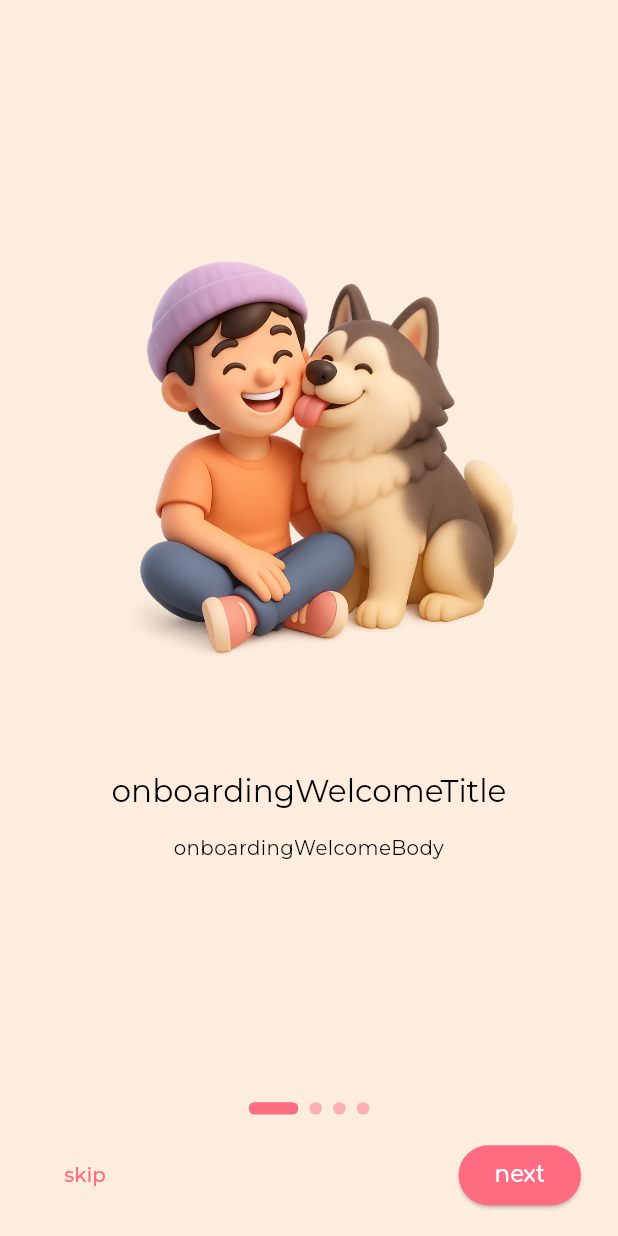
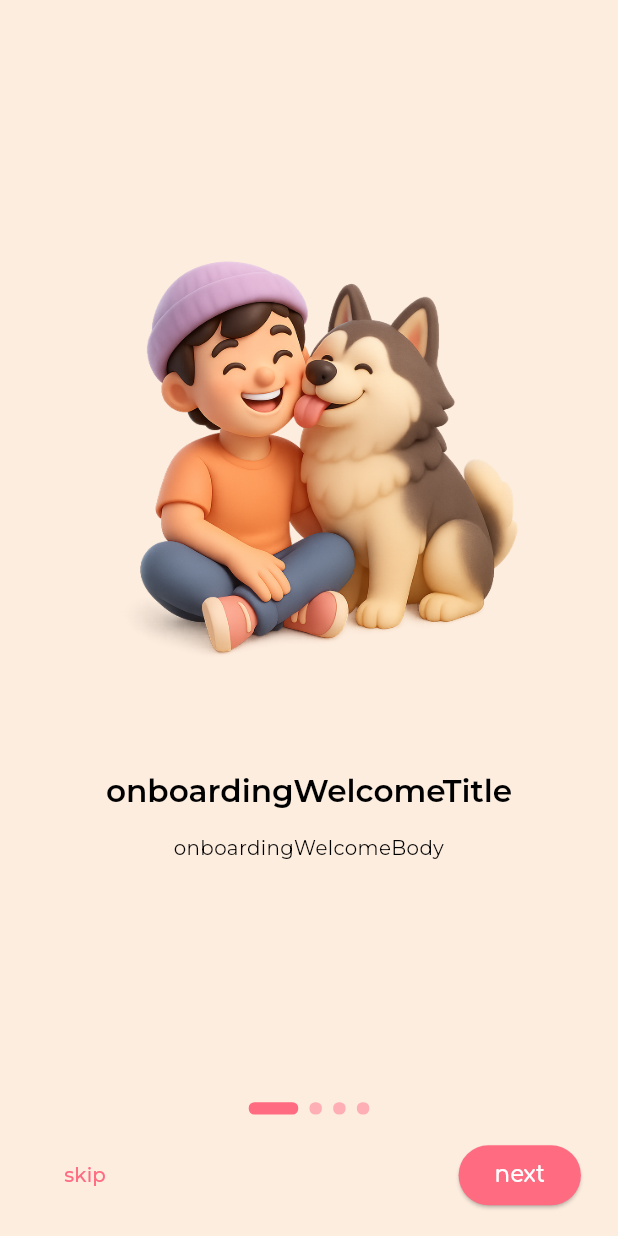
Before and after one commit to PettoORG/petto, a Flutter app: the screen it shows after launch, on a phone screen of 412 x 824 dp. Run offline on Flutter 3.47's test engine with Material 3 defaults, Android fonts, the phone set to English and light mode, and no system bars; our stand-ins replace cached_network_image, cloud_firestore, dartz, easy_localization, firebase_auth, firebase_core and 22 more; missing offline and left inert: image_picker_android, image_picker_platform_interface; accounts and stored records are empty; generated files the repository leaves out were written again.

Commit message:
pet onboarding finished

```diff
--- a/lib/app/theme/app_theme.dart
+++ b/lib/app/theme/app_theme.dart
@@ -72,14 +72,14 @@ class AppTheme {
             displaySmall: TextStyle(fontSize: 36.sp, fontWeight: FontWeight.w400),
 
             // Headline
-            headlineLarge: TextStyle(fontSize: 32.sp, fontWeight: FontWeight.w400),
-            headlineMedium: TextStyle(fontSize: 28.sp, fontWeight: FontWeight.w400),
-            headlineSmall: TextStyle(fontSize: 24.sp, fontWeight: FontWeight.w400),
+            headlineLarge: TextStyle(fontSize: 32.sp, fontWeight: FontWeight.w600),
+            headlineMedium: TextStyle(fontSize: 28.sp, fontWeight: FontWeight.w600),
+            headlineSmall: TextStyle(fontSize: 24.sp, fontWeight: FontWeight.w600),
 
             // Title
-            titleLarge: TextStyle(fontSize: 22.sp, fontWeight: FontWeight.w400),
-            titleMedium: TextStyle(fontSize: 16.sp, fontWeight: FontWeight.w500),
-            titleSmall: TextStyle(fontSize: 14.sp, fontWeight: FontWeight.w500),
+            titleLarge: TextStyle(fontSize: 22.sp, fontWeight: FontWeight.w600),
+            titleMedium: TextStyle(fontSize: 16.sp, fontWeight: FontWeight.w600),
+            titleSmall: TextStyle(fontSize: 14.sp, fontWeight: FontWeight.w600),
 
             // Body
             bodyLarge: TextStyle(fontSize: 16.sp, fontWeight: FontWeight.w400),
--- a/lib/onboarding/presentation/widgets/pet_photo_view.dart
+++ b/lib/onboarding/presentation/widgets/pet_photo_view.dart
@@ -25,9 +25,9 @@ class PetPhotoView extends StatelessWidget {
     return Column(
       children: [
         SizedBox(height: AppThemeSpacing.smallH),
-        Text('uploadPhotoTitle'.tr(), style: Theme.of(context).textTheme.titleLarge),
+        Text('letsSeeThatLittleFace'.tr(), style: Theme.of(context).textTheme.titleLarge),
         SizedBox(height: AppThemeSpacing.extraTinyH),
-        Text('uploadPhotoSubtitle'.tr(), textAlign: TextAlign.center),
+        Text('petProfilePicInfo'.tr(), textAlign: TextAlign.center),
         SizedBox(height: AppThemeSpacing.smallH),
         Center(
           child: SingleFile(
--- a/lib/onboarding/presentation/widgets/vital_info_view.dart
+++ b/lib/onboarding/presentation/widgets/vital_info_view.dart
@@ -90,8 +90,7 @@ class VitalInfoView extends StatelessWidget {
               SizedBox(height: AppThemeSpacing.extraSmallH),
               FormBuilderTextField(
                 name: 'microchipNumber',
-                decoration: InputDecoration(labelText: 'microchipNumber'.tr()),
-                validator: FormBuilderValidators.required(errorText: 'validators.fieldRequired'.tr()),
+                decoration: InputDecoration(labelText: 'microchipNumberOptional'.tr()),
               ),
             ],
           ),
```
Also changed, not shown: assets/lang/es.json (+37 -33 lines), lib/onboarding/presentation/screens/pet_onboarding.dart (+21 -19 lines), lib/onboarding/presentation/widgets/tag_sync_view.dart (+34 -7 lines).
